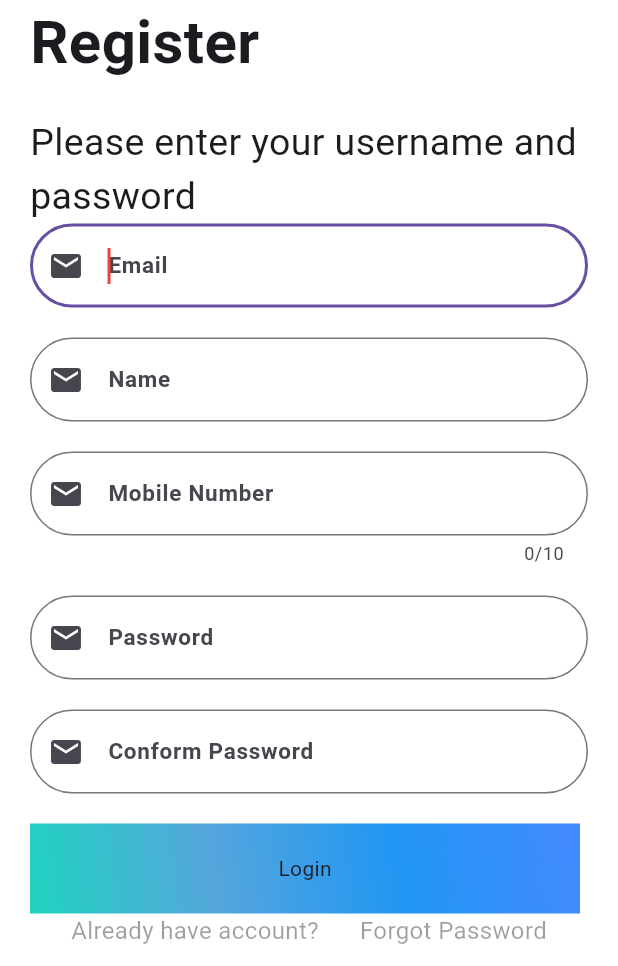
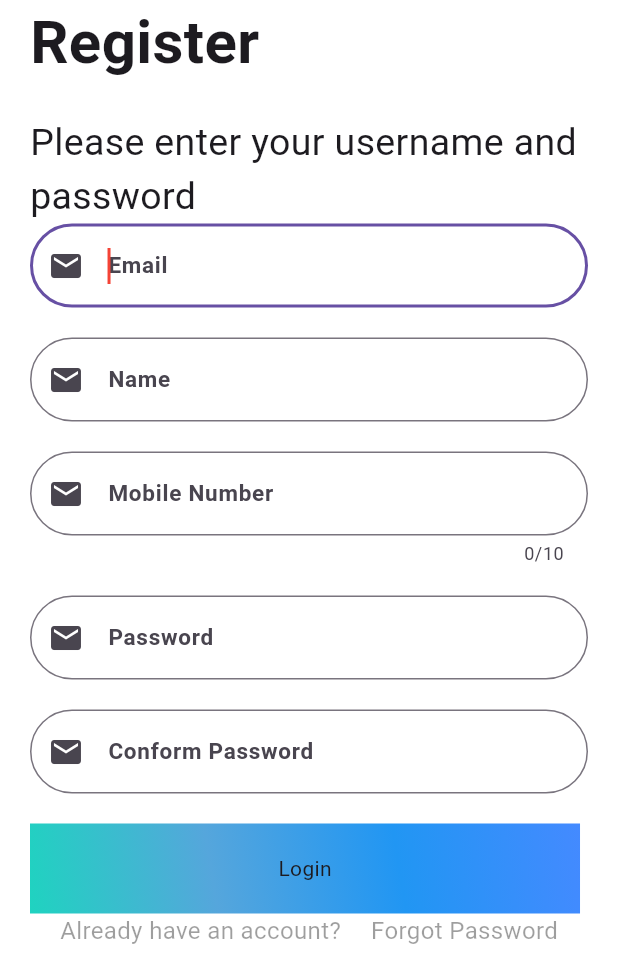
Before and after one commit to kripas1369/flutternovclass, a Flutter app: the RegisterScreen screen opened directly, on a phone screen of 412 x 824 dp, the part 270-1236 px from its top. Run offline on Flutter 3.47's test engine with Material 3 defaults, Android fonts, the phone set to English and light mode, and no system bars; our stand-ins replace hexcolor.

Commit message:
bug error solved

```diff
--- a/lib/Screen/PrimaryScreen/RegisterScreen/Widgets/registerTextfield.dart
+++ b/lib/Screen/PrimaryScreen/RegisterScreen/Widgets/registerTextfield.dart
@@ -122,7 +122,7 @@ class RegisterTextfield extends StatelessWidget {
                 )
                   ;},
                 child: CustomText(
-                  text: "Already have account?",
+                  text: "Already have an account?",
                 ),
               ),
               Spacer(),
```
